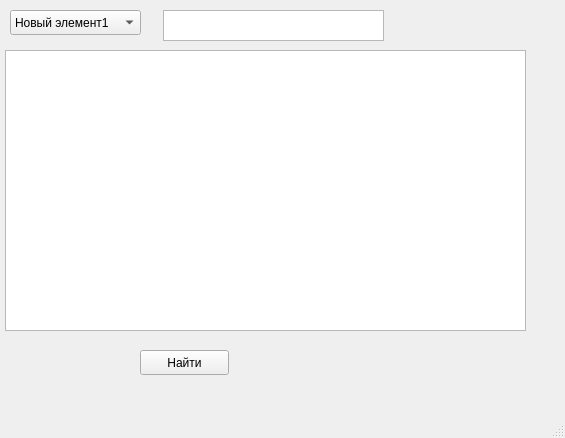
The window that QT1/ui/find.ui (Elizaveta-pl/d-19) describes before a commit, drawn with Qt 5.
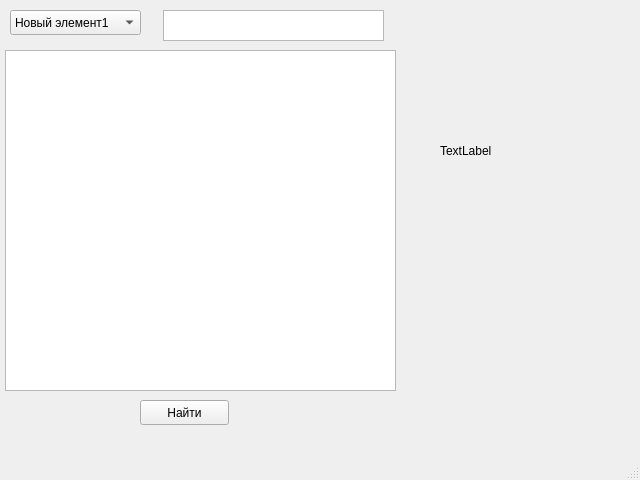
The same window after the commit.

Patch:
```diff
--- a/QT1/ui/find.ui
+++ b/QT1/ui/find.ui
@@ -6,8 +6,8 @@
    <rect>
     <x>0</x>
     <y>0</y>
-    <width>565</width>
-    <height>438</height>
+    <width>640</width>
+    <height>480</height>
    </rect>
   </property>
   <property name="windowTitle">
@@ -18,7 +18,7 @@
     <property name="geometry">
      <rect>
       <x>140</x>
-      <y>350</y>
+      <y>400</y>
       <width>89</width>
       <height>25</height>
      </rect>
@@ -32,8 +32,8 @@
      <rect>
       <x>5</x>
       <y>50</y>
-      <width>521</width>
-      <height>281</height>
+      <width>391</width>
+      <height>341</height>
      </rect>
     </property>
    </widget>
@@ -67,6 +67,19 @@
      </rect>
     </property>
    </widget>
+   <widget class="QLabel" name="label">
+    <property name="geometry">
+     <rect>
+      <x>440</x>
+      <y>60</y>
+      <width>171</width>
+      <height>181</height>
+     </rect>
+    </property>
+    <property name="text">
+     <string>TextLabel</string>
+    </property>
+   </widget>
   </widget>
   <widget class="QMenuBar" name="menubar">
    <property name="geometry">
```
Left out of the diff: 2 changed lines with no effect on the pictures.
